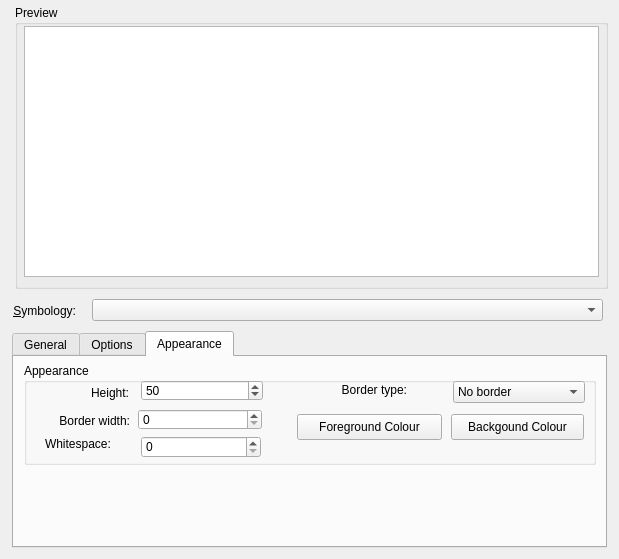
Old version of the form frontend_qt4/mainWindow.ui in the repository zint/zint-gpl-only.
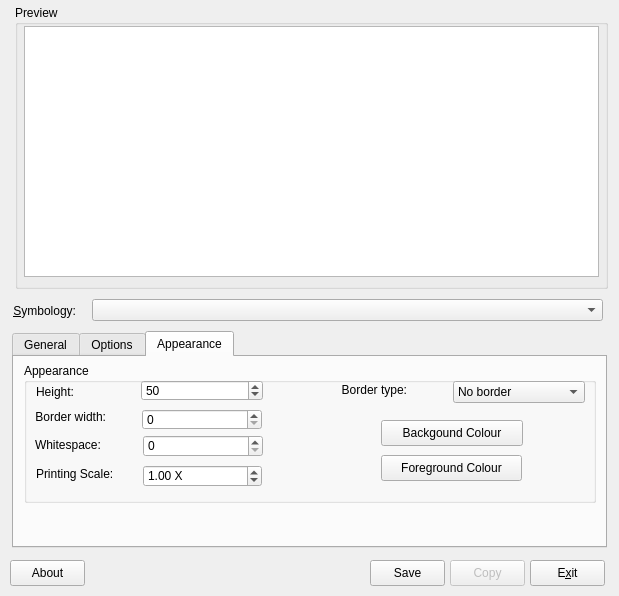
New version of the form. The open tabs and pages were chosen to show the change. Icons and pictures are not drawn.

Commit message: Add save to file and other options

The edit to the form file:
```diff
--- a/frontend_qt4/mainWindow.ui
+++ b/frontend_qt4/mainWindow.ui
@@ -6,9 +6,27 @@
     <x>0</x>
     <y>0</y>
     <width>619</width>
-    <height>559</height>
+    <height>596</height>
    </rect>
   </property>
+  <property name="sizePolicy" >
+   <sizepolicy vsizetype="Preferred" hsizetype="Preferred" >
+    <horstretch>0</horstretch>
+    <verstretch>0</verstretch>
+   </sizepolicy>
+  </property>
+  <property name="minimumSize" >
+   <size>
+    <width>619</width>
+    <height>596</height>
+   </size>
+  </property>
+  <property name="maximumSize" >
+   <size>
+    <width>619</width>
+    <height>596</height>
+   </size>
+  </property>
   <property name="windowTitle" >
    <string>Zint Barcode Studio</string>
   </property>
@@ -57,6 +75,12 @@
      <height>217</height>
     </rect>
    </property>
+   <property name="sizePolicy" >
+    <sizepolicy vsizetype="Fixed" hsizetype="Fixed" >
+     <horstretch>0</horstretch>
+     <verstretch>0</verstretch>
+    </sizepolicy>
+   </property>
    <property name="currentIndex" >
     <number>0</number>
    </property>
@@ -2317,7 +2341,7 @@
        <x>10</x>
        <y>6</y>
        <width>572</width>
-       <height>102</height>
+       <height>140</height>
       </rect>
      </property>
      <property name="title" >
@@ -2326,9 +2350,9 @@
      <widget class="QLabel" name="label_3" >
       <property name="geometry" >
        <rect>
-        <x>14</x>
-        <y>19</y>
-        <width>91</width>
+        <x>10</x>
+        <y>18</y>
+        <width>40</width>
         <height>21</height>
        </rect>
       </property>
@@ -2358,9 +2382,9 @@
      <widget class="QLabel" name="label_8" >
       <property name="geometry" >
        <rect>
-        <x>-3</x>
-        <y>43</y>
-        <width>109</width>
+        <x>9</x>
+        <y>39</y>
+        <width>73</width>
         <height>29</height>
        </rect>
       </property>
@@ -2374,9 +2398,9 @@
      <widget class="QSpinBox" name="bwidth" >
       <property name="geometry" >
        <rect>
-        <x>114</x>
+        <x>118</x>
         <y>46</y>
-        <width>124</width>
+        <width>120</width>
         <height>21</height>
        </rect>
       </property>
@@ -2434,9 +2458,9 @@
      <widget class="QPushButton" name="fgcolor" >
       <property name="geometry" >
        <rect>
-        <x>273</x>
-        <y>51</y>
-        <width>145</width>
+        <x>357</x>
+        <y>92</y>
+        <width>141</width>
         <height>26</height>
        </rect>
       </property>
@@ -2447,9 +2471,9 @@
      <widget class="QPushButton" name="bgcolor" >
       <property name="geometry" >
        <rect>
-        <x>427</x>
-        <y>51</y>
-        <width>133</width>
+        <x>357</x>
+        <y>57</y>
+        <width>142</width>
         <height>26</height>
        </rect>
       </property>
@@ -2460,8 +2484,8 @@
      <widget class="QSpinBox" name="spnWhitespace" >
       <property name="geometry" >
        <rect>
-        <x>117</x>
-        <y>73</y>
+        <x>119</x>
+        <y>72</y>
         <width>120</width>
         <height>22</height>
        </rect>
@@ -2470,8 +2494,8 @@
      <widget class="QLabel" name="lblWhitespace" >
       <property name="geometry" >
        <rect>
-        <x>21</x>
-        <y>73</y>
+        <x>11</x>
+        <y>74</y>
         <width>78</width>
         <height>16</height>
        </rect>
@@ -2480,6 +2504,38 @@
        <string>Whitespace:</string>
       </property>
      </widget>
+     <widget class="QLabel" name="lblScale" >
+      <property name="geometry" >
+       <rect>
+        <x>12</x>
+        <y>103</y>
+        <width>85</width>
+        <height>16</height>
+       </rect>
+      </property>
+      <property name="text" >
+       <string>Printing Scale:</string>
+      </property>
+     </widget>
+     <widget class="QDoubleSpinBox" name="spnScale" >
+      <property name="geometry" >
+       <rect>
+        <x>119</x>
+        <y>102</y>
+        <width>119</width>
+        <height>22</height>
+       </rect>
+      </property>
+      <property name="suffix" >
+       <string> X</string>
+      </property>
+      <property name="singleStep" >
+       <double>0.500000000000000</double>
+      </property>
+      <property name="value" >
+       <double>1.000000000000000</double>
+      </property>
+     </widget>
     </widget>
    </widget>
   </widget>
@@ -2517,6 +2573,61 @@
     </property>
    </widget>
   </widget>
+  <widget class="QPushButton" name="btnAbout" >
+   <property name="geometry" >
+    <rect>
+     <x>10</x>
+     <y>560</y>
+     <width>75</width>
+     <height>26</height>
+    </rect>
+   </property>
+   <property name="text" >
+    <string>About</string>
+   </property>
+  </widget>
+  <widget class="QPushButton" name="btnCopy" >
+   <property name="enabled" >
+    <bool>false</bool>
+   </property>
+   <property name="geometry" >
+    <rect>
+     <x>450</x>
+     <y>560</y>
+     <width>75</width>
+     <height>26</height>
+    </rect>
+   </property>
+   <property name="text" >
+    <string>Copy</string>
+   </property>
+  </widget>
+  <widget class="QPushButton" name="btnSave" >
+   <property name="geometry" >
+    <rect>
+     <x>370</x>
+     <y>560</y>
+     <width>75</width>
+     <height>26</height>
+    </rect>
+   </property>
+   <property name="text" >
+    <string>Save</string>
+   </property>
+  </widget>
+  <widget class="QPushButton" name="btnExit" >
+   <property name="geometry" >
+    <rect>
+     <x>530</x>
+     <y>560</y>
+     <width>75</width>
+     <height>26</height>
+    </rect>
+   </property>
+   <property name="text" >
+    <string>E&amp;xit</string>
+   </property>
+  </widget>
  </widget>
  <tabstops>
   <tabstop>bstyle</tabstop>
```
The commit also changes 2 other files.
